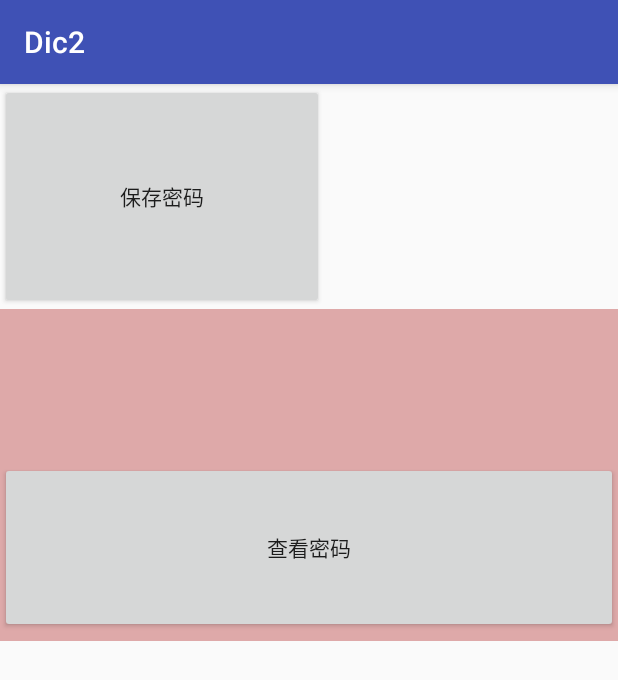
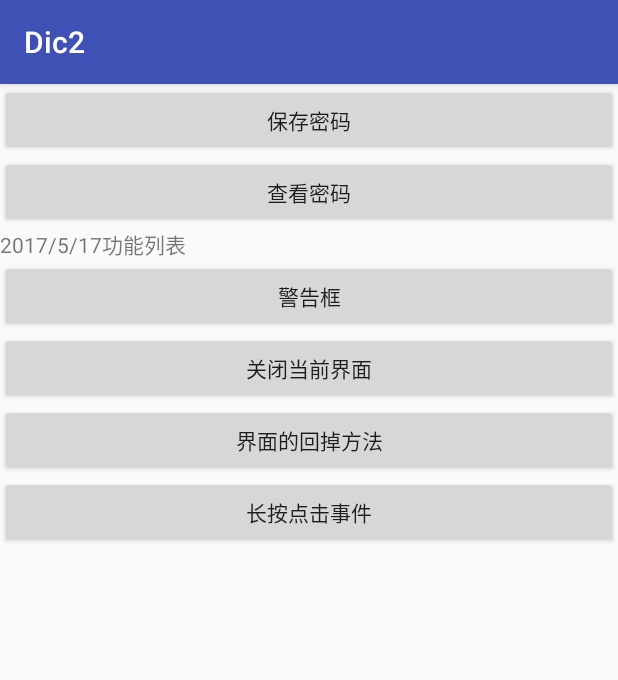
Before and after one commit to yqq648/Dic2, an Android app: the screen it shows after launch (MainActivity), on a phone screen of 412 x 824 dp. Shown: the top 680 px of the screen. Run offline under Robolectric (Android 15) with nearby library versions, the phone set to English and light mode, and no system bars.

Commit message:
save litter data

```diff
--- a/app/src/main/AndroidManifest.xml
+++ b/app/src/main/AndroidManifest.xml
@@ -15,8 +15,7 @@
                 <category android:name="android.intent.category.LAUNCHER" />
             </intent-filter>
         </activity>
-
-
+        <activity android:name=".TwoActivity"></activity>
     </application>
 
 </manifest>
--- a/app/src/main/res/layout/activity_main.xml
+++ b/app/src/main/res/layout/activity_main.xml
@@ -5,33 +5,51 @@
     android:layout_width="match_parent"
     android:layout_height="match_parent"
     android:orientation="vertical"
-    tools:context="com.dic2.MainActivity"
-    android:weightSum="1">
+    tools:context="com.dic2.MainActivity">
 
     <Button
         android:gravity="center"
         android:text="保存密码"
-        android:layout_width="216dp"
-        android:layout_height="wrap_content"
-        android:id="@+id/button"
-        android:layout_weight="0.17" />
-
-    <LinearLayout
-        android:paddingBottom="5dp"
-        android:gravity="center|bottom"
-        android:background="#dbda9c9c"
-        android:orientation="horizontal"
         android:layout_width="match_parent"
         android:layout_height="wrap_content"
-        android:layout_weight="0.17">
+        android:id="@+id/button"/>
+    <Button
+        android:text="查看密码"
+        android:layout_width="match_parent"
+        android:layout_height="wrap_content"
+        android:id="@+id/button2" />
 
-        <Button
-            android:text="查看密码"
-            android:layout_width="wrap_content"
-            android:layout_height="114dp"
-            android:id="@+id/button2"
-            android:layout_weight="1" />
+    <TextView
+        android:text="2017/5/17功能列表"
+        android:layout_width="match_parent"
+        android:layout_height="wrap_content"
+        android:id="@+id/textView" />
 
-    </LinearLayout>
+    <Button
+        android:onClick="jinggao"
+        android:text="警告框"
+        android:layout_width="match_parent"
+        android:layout_height="wrap_content"
+        android:id="@+id/button3" />
+
+    <Button
+        android:onClick="close"
+        android:text="关闭当前界面"
+        android:layout_width="match_parent"
+        android:layout_height="wrap_content"
+        android:id="@+id/button5" />
+
+    <Button
+        android:onClick="callback"
+        android:text="界面的回掉方法"
+        android:layout_width="match_parent"
+        android:layout_height="wrap_content"
+        android:id="@+id/button6" />
+
+    <Button
+        android:text="长按点击事件"
+        android:layout_width="match_parent"
+        android:layout_height="wrap_content"
+        android:id="@+id/button7" />
 
 </LinearLayout>
```
Also changed, not shown: app/src/main/java/com/dic2/MainActivity.java (+47 -0 lines), app/src/main/java/com/dic2/TwoActivity.java (added, +13 -0 lines), app/src/main/res/layout/activity_two.xml (added, +13 -0 lines).
